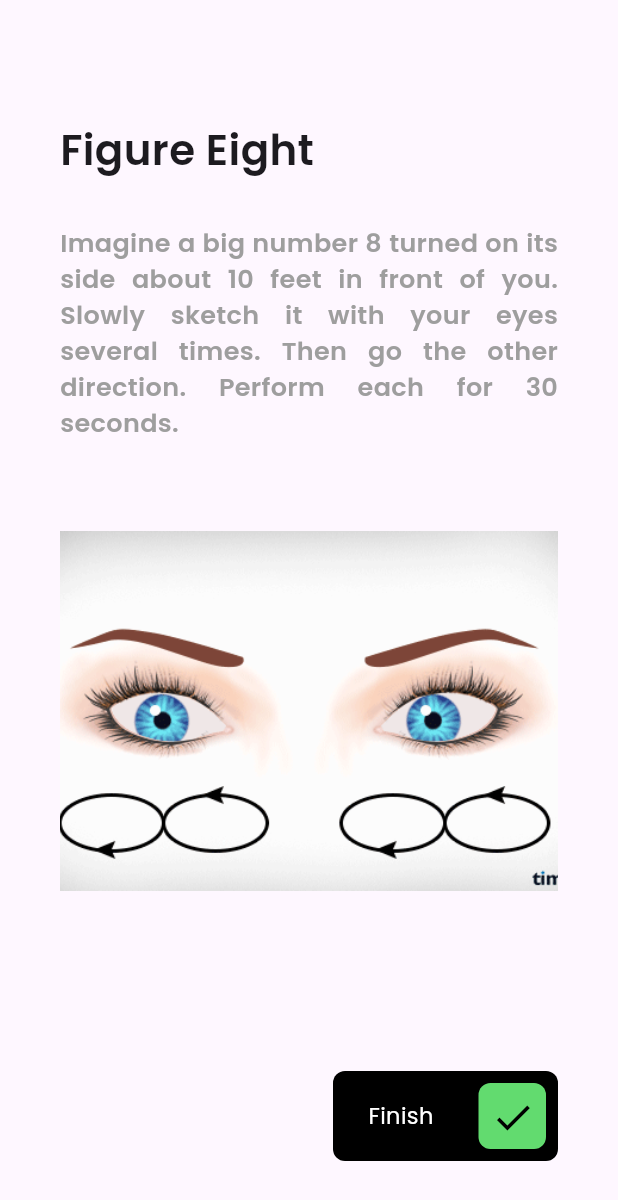
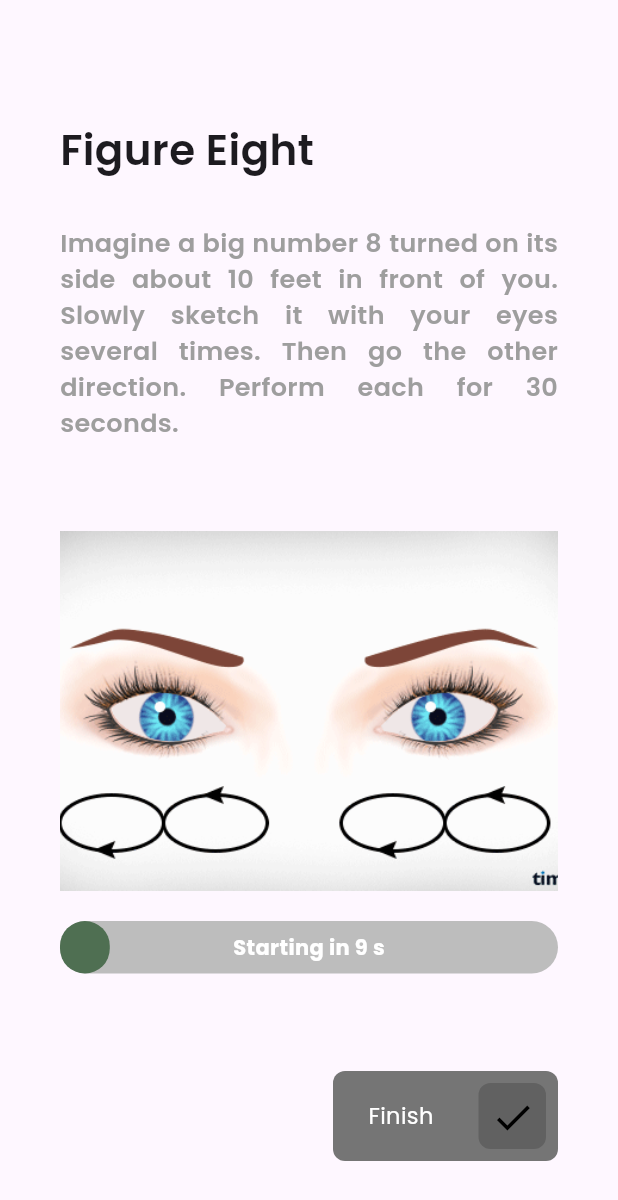
Before and after one commit to Codewire-github/Project-naani, a Flutter app: the ExercisesScreen screen opened directly, after a tap on "Figure Eight", on a phone screen of 412 x 824 dp. Shown: the top 1200 px of the screen. Run offline on Flutter 3.47's test engine with Material 3 defaults, Android fonts, the light colour scheme and no system bars; our stand-ins replace camera, dio, flutter_secure_storage, get, google_fonts, image_picker; missing offline and left inert: google_mlkit_object_detection; accounts and stored records are empty.

Commit message:
added timers in the eye exercises

```diff
--- a/lib/common/widgets/exercise_tile.dart
+++ b/lib/common/widgets/exercise_tile.dart
@@ -42,7 +42,7 @@ class ExerciseTile extends StatelessWidget {
                       borderRadius: BorderRadius.circular(10),
                       child: Image.asset("assets/img/exercise/eye.png"))),
               Column(
-                mainAxisAlignment: MainAxisAlignment.start,
+                crossAxisAlignment: CrossAxisAlignment.start,
                 children: [
                   TextButton(
                     onPressed: onPressed,
--- a/lib/screens/exercises/exercise_screens/blink2.dart
+++ b/lib/screens/exercises/exercise_screens/blink2.dart
@@ -44,7 +44,7 @@ class _Blink2State extends State<Blink2> {
                   ),
                   SizedBox(height: 6),
                   Text(
-                    "Blink your eyes very fast for 15 seconds.Gently allow your eyes to close, settle, and soften. Notice how the eyes feel. Try to repeat once at least every hour.It will help your eyes stay wet by lubricating eyeballs with eyelids. ",
+                    "Blink your eyes very fast for 15 seconds. Gently allow your eyes to close, settle, and soften. Notice how the eyes feel. Try to repeat once at least every hour. It will help your eyes stay wet by lubricating eyeballs with eyelids. ",
                     style: TextStyle(
                         fontSize: 17,
                         color: Colors.grey[500],
@@ -55,8 +55,9 @@ class _Blink2State extends State<Blink2> {
                     "assets/img/exercise/blinking.gif",
                     height: 340,
                   ),
+                  SizedBox(height: 20),
                   ProgressTimer(
-                      countdownDuration: Duration(seconds: 5),
+                      countdownDuration: Duration(seconds: 10),
                       timerDuration: Duration(seconds: 15),
                       onTimerComplete: updateIsCompleted)
                 ],
--- a/lib/screens/exercises/exercise_screens/figureeight.dart
+++ b/lib/screens/exercises/exercise_screens/figureeight.dart
@@ -1,9 +1,22 @@
 import 'package:flutter/material.dart';
 import 'package:get/get.dart';
 import 'package:naani/common/colors.dart';
+import 'package:naani/screens/exercises/widgets/progress_timer.dart';
 
-class FigureEight extends StatelessWidget {
+class FigureEight extends StatefulWidget {
   const FigureEight({super.key});
+
+  @override
+  State<FigureEight> createState() => _FigureEightState();
+}
+
+class _FigureEightState extends State<FigureEight> {
+  bool isCompleted = false;
+  void updateIsCompleted() {
+    setState(() {
+      isCompleted = true;
+    });
+  }
 
   @override
   Widget build(BuildContext context) {
@@ -41,6 +54,11 @@ class FigureEight extends StatelessWidget {
                     fit: BoxFit.cover,
                     height: 240,
                   ),
+                  SizedBox(height: 20),
+                  ProgressTimer(
+                      countdownDuration: Duration(seconds: 10),
+                      timerDuration: Duration(seconds: 60),
+                      onTimerComplete: updateIsCompleted)
                 ],
               ),
             ),
@@ -53,7 +71,7 @@ class FigureEight extends StatelessWidget {
                 height: 60,
                 width: 150,
                 decoration: BoxDecoration(
-                    color: Colors.black,
+                    color: isCompleted ? Colors.black : Colors.grey[600],
                     borderRadius: BorderRadius.circular(8)),
                 child: Container(
                   child: Padding(
@@ -72,11 +90,13 @@ class FigureEight extends StatelessWidget {
                           height: 45,
                           width: 45,
                           decoration: BoxDecoration(
-                              color: lightGreenColor,
+                              color: isCompleted
+                                  ? lightGreenColor
+                                  : Colors.grey[700],
                               borderRadius: BorderRadius.circular(8)),
                           child: IconButton(
                               onPressed: () {
-                                Get.back();
+                                isCompleted ? Get.back() : () {};
                               },
                               icon: Icon(
                                 Icons.done,
--- a/lib/screens/exercises/exercises_screen.dart
+++ b/lib/screens/exercises/exercises_screen.dart
@@ -58,14 +58,14 @@ class ExercisesScreen extends StatelessWidget {
                   onPressed: () {
                     Get.to(() => Palming());
                   },
-                  time: 30),
+                  time: 20),
               const SizedBox(height: 10),
               ExerciseTile(
                   label: "Near and far focus",
                   onPressed: () {
                     Get.to(() => NearAndFar());
                   },
-                  time: 30),
+                  time: 45),
               const SizedBox(height: 10),
               ExerciseTile(
                   label: "Figure Eight",
@@ -79,7 +79,7 @@ class ExercisesScreen extends StatelessWidget {
                   onPressed: () {
                     Get.to(() => PencilPushUp());
                   },
-                  time: 60),
+                  time: 40),
               const SizedBox(height: 10),
               ExerciseTile(
                   label: "Zooming",
```
Also changed, not shown: lib/screens/Signup/screens/welcome_screen.dart (+1 -9 lines), lib/screens/exercises/exercise_screens/blink1.dart (+8 -0 lines), lib/screens/exercises/exercise_screens/nearandfar.dart (+25 -4 lines), lib/screens/exercises/exercise_screens/palming.dart (+25 -4 lines), lib/screens/exercises/exercise_screens/pencilpushup.dart (+24 -4 lines), lib/screens/exercises/exercise_screens/shiftingeyes.dart (+24 -4 lines), lib/screens/exercises/exercise_screens/zooming.dart (+24 -4 lines), 1 other file.
